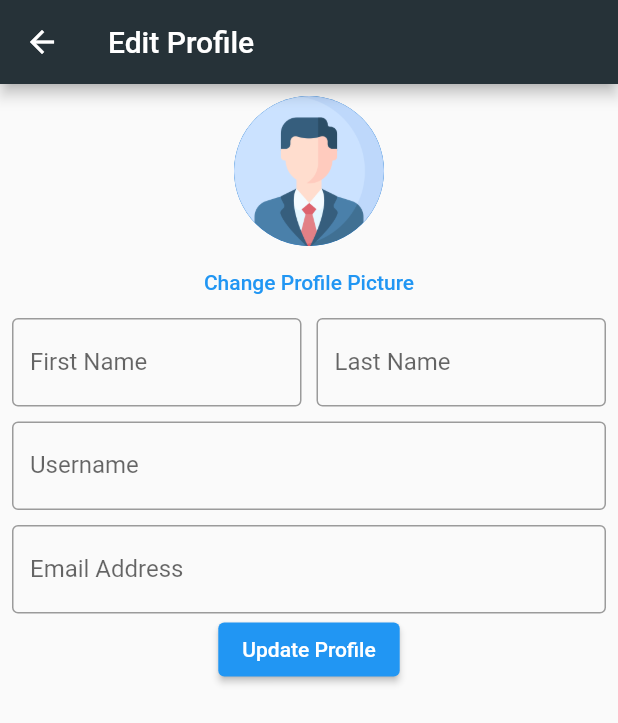
After one commit to bimalsh01/flutter_dursikshya, a Flutter app: the EditProfileScreen screen opened by its route, on a phone screen of 412 x 824 dp. The commit adds this screen. Shown: the top 723 px of the screen. Run offline on Flutter 3.47's test engine with Material 2 defaults, Android fonts, the phone set to English and light mode, and no system bars; our stand-ins replace cloud_firestore, firebase_auth, firebase_core, firebase_storage, image_picker, permission_handler and 2 more; accounts and stored records are empty.

Commit message:
upto update profile

```diff
--- a/lib/main.dart
+++ b/lib/main.dart
@@ -4,6 +4,7 @@ import 'package:provider/provider.dart';
 import 'package:traveldiary/screens/AddPostScreen.dart';
 import 'package:traveldiary/screens/BottomNavbarScreen.dart';
 import 'package:traveldiary/screens/DashboardScreen.dart';
+import 'package:traveldiary/screens/EditProfileScreen.dart';
 import 'package:traveldiary/screens/LoginScreen.dart';
 import 'package:traveldiary/screens/MyPostScreen.dart';
 import 'package:traveldiary/screens/ProfileScreen.dart';
@@ -33,6 +34,7 @@ void main() async {
           '/addpost': (context) => const AddPostScreen(),
           '/profile': (context) => const ProfileScreen(),
           '/myposts': (context) => const MyPostScreen(),
+          '/editprofile': (context) => const EditProfileScreen(),
         },
       )));
 }
--- /dev/null
+++ b/lib/screens/EditProfileScreen.dart
@@ -0,0 +1,70 @@
+import 'package:flutter/material.dart';
+
+class EditProfileScreen extends StatefulWidget {
+  const EditProfileScreen({super.key});
+
+  @override
+  State<EditProfileScreen> createState() => _EditProfileScreenState();
+}
+
+class _EditProfileScreenState extends State<EditProfileScreen> {
+  @override
+  Widget build(BuildContext context) {
+    return Scaffold(
+      appBar: AppBar(
+        title: Text('Edit Profile'),
+        backgroundColor: Colors.blueGrey[900],
+      ),
+      body: Padding(
+        padding: const EdgeInsets.all(8.0),
+        child: Column(
+          children: [
+            CircleAvatar(
+              radius: 50,
+              backgroundImage: Image.asset('assets/icons/profile.png').image,
+            ),
+            TextButton(onPressed: () {}, child: Text('Change Profile Picture')),
+
+            // firstname and lastname in a row
+            Row(
+              children: [
+                Expanded(
+                  child: TextFormField(
+                    decoration: InputDecoration(
+                      labelText: 'First Name',
+                      border: OutlineInputBorder(),
+                    ),
+                  ),
+                ),
+                const SizedBox(width: 10),
+                Expanded(
+                  child: TextFormField(
+                    decoration: InputDecoration(
+                      labelText: 'Last Name',
+                      border: OutlineInputBorder(),
+                    ),
+                  ),
+                ),
+              ],
+            ),
+            const SizedBox(height: 10),
+            TextFormField(
+              decoration: InputDecoration(
+                labelText: 'Username',
+                border: OutlineInputBorder(),
+              ),
+            ),
+            const SizedBox(height: 10),
+            TextFormField(
+              decoration: InputDecoration(
+                labelText: 'Email Address',
+                border: OutlineInputBorder(),
+              ),
+            ),
+            ElevatedButton(onPressed: () {}, child: Text('Update Profile'))
+          ],
+        ),
+      ),
+    );
+  }
+}
--- a/lib/screens/ProfileScreen.dart
+++ b/lib/screens/ProfileScreen.dart
@@ -1,5 +1,5 @@
 import 'package:cloud_firestore/cloud_firestore.dart';
-  import 'package:firebase_auth/firebase_auth.dart';
+import 'package:firebase_auth/firebase_auth.dart';
 import 'package:flutter/material.dart';
 import 'package:provider/provider.dart';
 import 'package:shared_preferences/shared_preferences.dart';
@@ -58,6 +58,9 @@ class _ProfileScreenState extends State<ProfileScreen> {
                 title: const Text('Edit Profile'),
                 subtitle: const Text('Click here to edit profile'),
                 trailing: const Icon(Icons.arrow_forward_ios),
+                onTap: () {
+                  Navigator.pushNamed(context, '/editprofile');
+                },
               ),
               ListTile(
                 leading: const Icon(Icons.content_copy),
```
Also changed, not shown: lib/screens/MyPostScreen.dart (+103 -5 lines).
